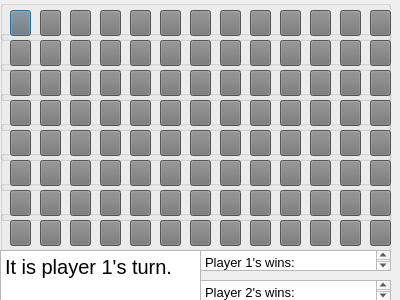
Above: game.ui from jackalot/Connect-4-Class-Project before the change. Below: the same form after it.
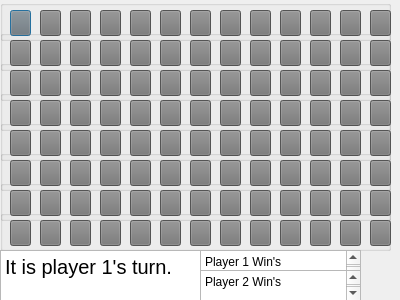
That is the form after the change.

Commit message: changed our text edits to plain text edits

```diff
--- a/game.ui
+++ b/game.ui
@@ -2055,44 +2055,32 @@
     <string>It is player 1's turn.</string>
    </property>
   </widget>
-  <widget class="QTextEdit" name="Player1Wins">
+  <widget class="QPlainTextEdit" name="Player2WinText_2">
    <property name="geometry">
     <rect>
      <x>200</x>
      <y>250</y>
-     <width>191</width>
-     <height>21</height>
+     <width>161</width>
+     <height>31</height>
     </rect>
    </property>
-   <property name="html">
-    <string>&lt;!DOCTYPE HTML PUBLIC &quot;-//W3C//DTD HTML 4.0//EN&quot; &quot;http://www.w3.org/TR/REC-html40/strict.dtd&quot;&gt;
-&lt;html&gt;&lt;head&gt;&lt;meta name=&quot;qrichtext&quot; content=&quot;1&quot; /&gt;&lt;meta charset=&quot;utf-8&quot; /&gt;&lt;style type=&quot;text/css&quot;&gt;
-p, li { white-space: pre-wrap; }
-hr { height: 1px; border-width: 0; }
-li.unchecked::marker { content: &quot;\2610&quot;; }
-li.checked::marker { content: &quot;\2612&quot;; }
-&lt;/style&gt;&lt;/head&gt;&lt;body style=&quot; font-family:'Noto Sans'; font-size:10pt; font-weight:400; font-style:normal;&quot;&gt;
-&lt;p style=&quot; margin-top:0px; margin-bottom:0px; margin-left:0px; margin-right:0px; -qt-block-indent:0; text-indent:0px;&quot;&gt;Player 1's wins:&lt;/p&gt;&lt;/body&gt;&lt;/html&gt;</string>
+   <property name="plainText">
+    <string>Player 1 Win's
+</string>
    </property>
   </widget>
-  <widget class="QTextEdit" name="Player2Wins">
+  <widget class="QPlainTextEdit" name="Player2WinText">
    <property name="geometry">
     <rect>
      <x>200</x>
-     <y>280</y>
-     <width>191</width>
-     <height>21</height>
+     <y>270</y>
+     <width>161</width>
+     <height>31</height>
     </rect>
    </property>
-   <property name="html">
-    <string>&lt;!DOCTYPE HTML PUBLIC &quot;-//W3C//DTD HTML 4.0//EN&quot; &quot;http://www.w3.org/TR/REC-html40/strict.dtd&quot;&gt;
-&lt;html&gt;&lt;head&gt;&lt;meta name=&quot;qrichtext&quot; content=&quot;1&quot; /&gt;&lt;meta charset=&quot;utf-8&quot; /&gt;&lt;style type=&quot;text/css&quot;&gt;
-p, li { white-space: pre-wrap; }
-hr { height: 1px; border-width: 0; }
-li.unchecked::marker { content: &quot;\2610&quot;; }
-li.checked::marker { content: &quot;\2612&quot;; }
-&lt;/style&gt;&lt;/head&gt;&lt;body style=&quot; font-family:'Noto Sans'; font-size:10pt; font-weight:400; font-style:normal;&quot;&gt;
-&lt;p style=&quot; margin-top:0px; margin-bottom:0px; margin-left:0px; margin-right:0px; -qt-block-indent:0; text-indent:0px;&quot;&gt;Player 2's wins:&lt;/p&gt;&lt;/body&gt;&lt;/html&gt;</string>
+   <property name="plainText">
+    <string>Player 2 Win's
+</string>
    </property>
   </widget>
  </widget>
```
